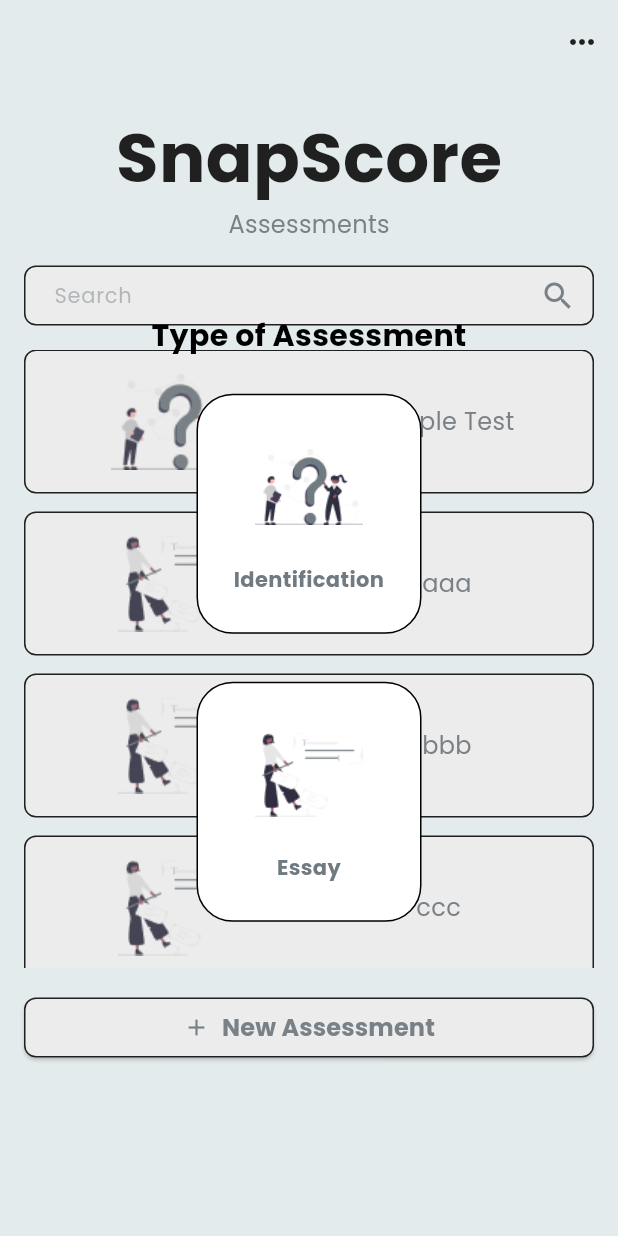
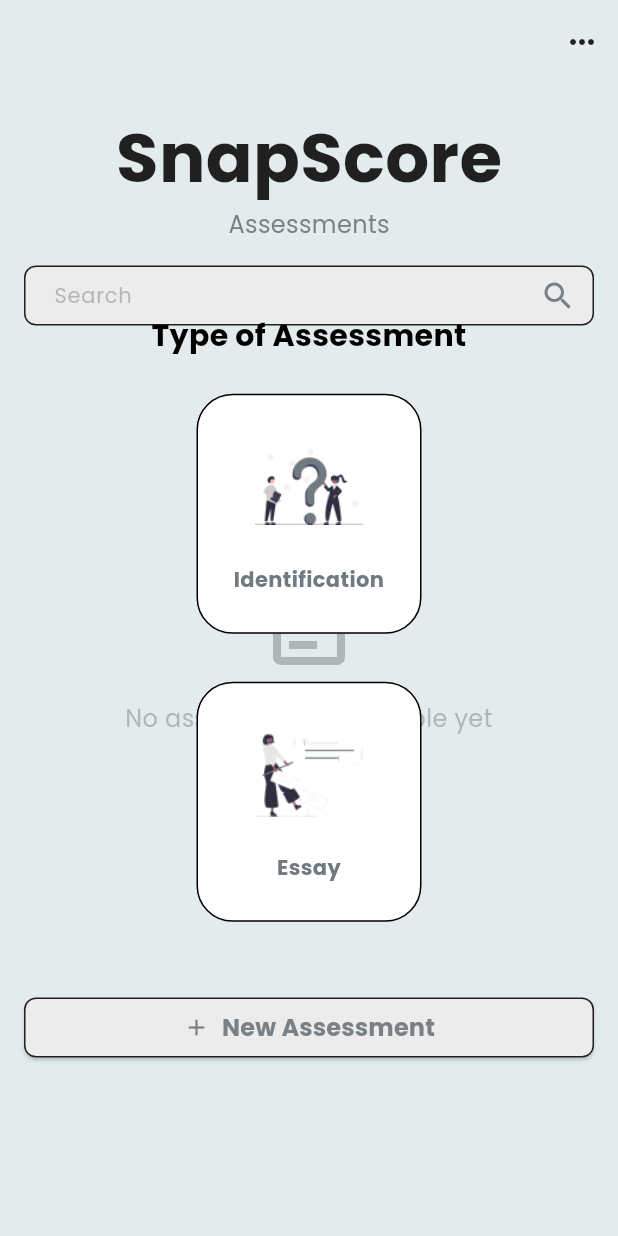
Before and after one commit to TUPV-SnapScore/snapscore-android, a Flutter app: the screen it shows once a user with an empty profile is signed in, after a tap on "New Assessment", on a phone screen of 412 x 824 dp. Run offline on Flutter 3.47's test engine with Material 3 defaults, Android fonts, the phone set to English and light mode, and no system bars; our stand-ins replace camera, firebase_auth, firebase_core, flutter_dotenv, google_sign_in, permission_handler; accounts and stored records are empty; network calls fail.

Commit message:
feat: Add assessment retrieval

```diff
--- /dev/null
+++ b/lib/features/assessments/models/assessment_model.dart
@@ -0,0 +1,137 @@
+class EssayAssessment {
+  final String id;
+  final String name;
+  final List<EssayQuestion> essayQuestions;
+  final String userId;
+  final DateTime createdAt;
+  final DateTime updatedAt;
+
+  EssayAssessment({
+    required this.id,
+    required this.name,
+    required this.essayQuestions,
+    required this.userId,
+    required this.createdAt,
+    required this.updatedAt,
+  });
+
+  factory EssayAssessment.fromJson(Map<String, dynamic> json) {
+    return EssayAssessment(
+      id: json['id'],
+      name: json['name'],
+      essayQuestions: (json['essayQuestions'] as List)
+          .map((q) => EssayQuestion.fromJson(q))
+          .toList(),
+      userId: json['userId'],
+      createdAt: DateTime.parse(json['createdAt']),
+      updatedAt: DateTime.parse(json['updatedAt']),
+    );
+  }
+}
+
+class EssayQuestion {
+  final String id;
+  final String question;
+  final List<EssayCriteria> essayCriteria;
+  final String assessmentId;
+
+  EssayQuestion({
+    required this.id,
+    required this.question,
+    required this.essayCriteria,
+    required this.assessmentId,
+  });
+
+  factory EssayQuestion.fromJson(Map<String, dynamic> json) {
+    return EssayQuestion(
+      id: json['id'],
+      question: json['question'],
+      essayCriteria: (json['essayCriteria'] as List)
+          .map((c) => EssayCriteria.fromJson(c))
+          .toList(),
+      assessmentId: json['assessmentId'],
+    );
+  }
+}
+
+class EssayCriteria {
+  final String id;
+  final String criteria;
+
+  EssayCriteria({
+    required this.id,
+    required this.criteria,
+  });
+
+  factory EssayCriteria.fromJson(Map<String, dynamic> json) {
+    return EssayCriteria(
+      id: json['id'],
+      criteria: json['criteria'],
+    );
+  }
+}
+
+class IdentificationAssessment {
+  final String id;
+  final String name;
+  final List<IdentificationQuestion> identificationQuestions;
+  final String userId;
+  final DateTime createdAt;
+  final DateTime updatedAt;
+
+  IdentificationAssessment({
+    required this.id,
+    required this.name,
+    required this.identificationQuestions,
+    required this.userId,
+    required this.createdAt,
+    required this.updatedAt,
+  });
+
+  factory IdentificationAssessment.fromJson(Map<String, dynamic> json) {
+    return IdentificationAssessment(
+      id: json['id'],
+      name: json['name'],
+      identificationQuestions: (json['identificationQuestions'] as List)
+          .map((q) => IdentificationQuestion.fromJson(q))
+          .toList(),
+      userId: json['userId'],
+      createdAt: DateTime.parse(json['createdAt']),
+      updatedAt: DateTime.parse(json['updatedAt']),
+    );
+  }
+
+  Map<String, dynamic> toMap() {
+    return {
+      'id': id,
+      'name': name,
+      'identificationQuestions': identificationQuestions,
+      'userId': userId,
+      'createdAt': createdAt.toIso8601String(),
+      'updatedAt': updatedAt.toIso8601String(),
+    };
+  }
+}
+
+class IdentificationQuestion {
+  final String id;
+  final String question;
+  final String correctAnswer;
+  final String assessmentId;
+
+  IdentificationQuestion({
+    required this.id,
+    required this.question,
+    required this.correctAnswer,
+    required this.assessmentId,
+  });
+
+  factory IdentificationQuestion.fromJson(Map<String, dynamic> json) {
+    return IdentificationQuestion(
+      id: json['id'],
+      question: json['question'],
+      correctAnswer: json['correctAnswer'],
+      assessmentId: json['assessmentId'],
+    );
+  }
+}
--- a/lib/features/assessments/widgets/assessments_list.dart
+++ b/lib/features/assessments/widgets/assessments_list.dart
@@ -1,4 +1,9 @@
 import 'package:flutter/material.dart';
+import 'package:provider/provider.dart';
+import 'package:snapscore_android/core/providers/auth_provider.dart';
+import 'package:snapscore_android/features/assessments/models/assessment_model.dart';
+import 'package:snapscore_android/features/assessments/services/assessments_service.dart';
+import 'package:snapscore_android/features/identification/screens/edit_identification_screen.dart';
 import '../../../core/themes/colors.dart';
 
 class AssessmentSearchWidget extends StatefulWidget {
@@ -10,47 +15,101 @@ class AssessmentSearchWidget extends StatefulWidget {
 
 class _AssessmentSearchWidgetState extends State<AssessmentSearchWidget> {
   final TextEditingController _searchController = TextEditingController();
-  final List<Map<String, dynamic>> _sampleAssessments = [
-    {
-      'title': 'Sample Test',
-      'type': 'test',
-      'iconPath': 'assets/images/assessment_test.png',
-    },
-    {
-      'title': 'aaaa',
-      'type': 'essay',
-      'iconPath': 'assets/images/assessment_essay.png',
-    },
-    {
-      'title': 'bbbb',
-      'type': 'essay',
-      'iconPath': 'assets/images/assessment_essay.png',
-    },
-    {
-      'title': 'ccc',
-      'type': 'essay',
-      'iconPath': 'assets/images/assessment_essay.png',
-    },
-    {
-      'title': 'd',
-      'type': 'essay',
-      'iconPath': 'assets/images/assessment_essay.png',
-    },
-  ];
+  final AssessmentsService _assessmentsService = AssessmentsService();
 
+  List<Map<String, dynamic>> _assessments = [];
   List<Map<String, dynamic>> _filteredAssessments = [];
+  bool _isLoading = true;
 
   @override
   void initState() {
     super.initState();
-    _filteredAssessments = _sampleAssessments;
+    // Delay the loading to ensure context is available
+    WidgetsBinding.instance.addPostFrameCallback((_) {
+      _loadAssessments();
+    });
+  }
+
+  Future<void> _loadAssessments() async {
+    if (!mounted) return;
+
+    setState(() => _isLoading = true);
+
+    final authProvider = Provider.of<AuthProvider>(context, listen: false);
+
+    // Wait for auth to be initialized
+    while (authProvider.isLoading) {
+      await Future.delayed(const Duration(milliseconds: 100));
+      if (!mounted) return;
+    }
+
+    final mongoDbUserId = authProvider.userId;
+
+    if (mongoDbUserId != null) {
+      try {
+        final essayAssessments =
+            await _assessmentsService.getEssayAssessments(mongoDbUserId);
+        print('Essay assessments: $essayAssessments');
+        final identificationAssessments = await _assessmentsService
+            .getIdentificationAssessments(mongoDbUserId);
+        print('Identification assessments: $identificationAssessments');
+
+        if (!mounted) return;
+
+        print("assessments $identificationAssessments");
+
+        setState(() {
+          _assessments = [
+            ...essayAssessments.map((e) => {
+                  'title': e.name,
+                  'type': 'essay',
+                  'data': e,
+                }),
+            ...identificationAssessments.map((i) => {
+                  'title': i.name,
+                  'type': 'identification',
+                  'data': i,
+                }),
+          ];
+          _filteredAssessments = _assessments;
+          _isLoading = false;
+        });
+      } catch (e) {
+        if (!mounted) return;
+
+        setState(() {
+          _isLoading = false;
+          _assessments = [];
+          _filteredAssessments = [];
+        });
+        ScaffoldMessenger.of(context).showSnackBar(
+          const SnackBar(
+            content:
+                Text('Failed to load assessments. Please try again later.'),
+            backgroundColor: Colors.red,
+          ),
+        );
+        print('Error loading assessments: $e');
+      }
+    } else {
+      if (!mounted) return;
+
+      setState(() {
+        _isLoading = false;
+        _assessments = [];
+        _filteredAssessments = [];
+      });
+      print('User ID is null');
+    }
   }
 
   void _filterAssessments(String query) {
     setState(() {
-      _filteredAssessments = _sampleAssessments
-          .where((assessment) =>
-              assessment['title'].toLowerCase().contains(query.toLowerCase()))
+      _filteredAssessments = _assessments
+          .where((assessment) => assessment['title']
+              .toString()
+              .toLowerCase()
+              .contains(query.toLowerCase()))
           .toList();
     });
   }
@@ -93,10 +152,37 @@ class _AssessmentSearchWidgetState extends State<AssessmentSearchWidget> {
 
         const SizedBox(height: 16),
 
-        // Assessment List
+        // Assessment List or Empty State
         SizedBox(
           height: MediaQuery.of(context).size.height * 0.50,
-          child: SingleChildScrollView(
+          child: _buildContent(),
+        ),
+      ],
+    );
+  }
+
+  Widget _buildContent() {
+    if (_isLoading) {
+      return const Center(
+        child: CircularProgressIndicator(),
+      );
+    }
+
+    if (_assessments.isEmpty) {
+      return const _EmptyState(
+        message: "No assessments available yet",
+        icon: Icons.assignment_outlined,
+      );
+    }
+
+    if (_filteredAssessments.isEmpty) {
+      return _EmptyState(
+        message: "No assessments found for '${_searchController.text}'",
+        icon: Icons.search_off_outlined,
+      );
+    }
+
+    return SingleChildScrollView(
       child: Padding(
         padding: const EdgeInsets.symmetric(horizontal: 16.0),
         child: Column(
@@ -105,16 +191,29 @@ class _AssessmentSearchWidgetState extends State<AssessmentSearchWidget> {
               padding: const EdgeInsets.only(bottom: 12.0),
               child: _AssessmentListItem(
                 title: assessment['title'],
-                      iconPath: assessment['iconPath'],
-                      onTap: () {},
+                iconPath: assessment['type'] == 'essay'
+                    ? 'assets/images/assessment_essay.png'
+                    : 'assets/images/assessment_test.png',
+                onTap: () {
+                  if (assessment['type'] == 'essay') {
+                    // TODO: Handle essay assessment
+                  } else {
+                    final identificationAssessment =
+                        assessment['data'] as IdentificationAssessment;
+                    Navigator.of(context).push(
+                      MaterialPageRoute(
+                        builder: (context) => EditIdentificationScreen(
+                          assessmentId: identificationAssessment.id,
+                        ),
+                      ),
+                    );
+                  }
+                },
               ),
             );
           }).toList(),
         ),
       ),
-          ),
-        ),
-      ],
     );
   }
 
@@ -122,6 +221,41 @@ class _AssessmentSearchWidgetState extends State<AssessmentSearchWidget> {
   void dispose() {
     _searchController.dispose();
     super.dispose();
+  }
+}
+
+class _EmptyState extends StatelessWidget {
+  final String message;
+  final IconData icon;
+
+  const _EmptyState({
+    required this.message,
+    required this.icon,
+  });
+
+  @override
+  Widget build(BuildContext context) {
+    return Center(
+      child: Column(
+        mainAxisAlignment: MainAxisAlignment.center,
+        children: [
+          Icon(
+            icon,
+            size: 64,
+            color: AppColors.textSecondary.withOpacity(0.5),
+          ),
+          const SizedBox(height: 16),
+          Text(
+            message,
+            style: TextStyle(
+              color: AppColors.textSecondary.withOpacity(0.5),
+              fontSize: 16,
+            ),
+            textAlign: TextAlign.center,
+          ),
+        ],
+      ),
+    );
   }
 }
 
@@ -141,7 +275,7 @@ class _AssessmentListItem extends StatelessWidget {
     return GestureDetector(
       onTap: onTap,
       child: Container(
-        height: 96, // Increased height
+        height: 96,
         padding: const EdgeInsets.symmetric(horizontal: 16, vertical: 12),
         decoration: BoxDecoration(
           color: Colors.white,
@@ -155,7 +289,7 @@ class _AssessmentListItem extends StatelessWidget {
               child: Center(
                 child: Image.asset(
                   iconPath,
-                  height: 128, // Increased image size
+                  height: 128,
                   width: 128,
                 ),
               ),
```
Also changed, not shown: lib/features/assessments/services/assessments_service.dart (added, +59 -0 lines), lib/features/identification/screens/identification_screen.dart (+43 -28 lines). Lines whose indentation alone changed are shown as unchanged.
